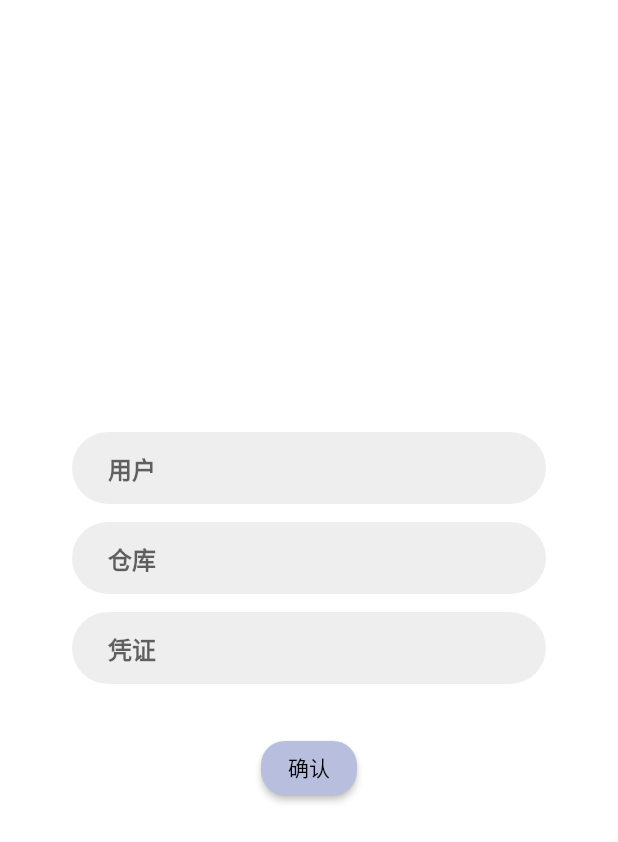
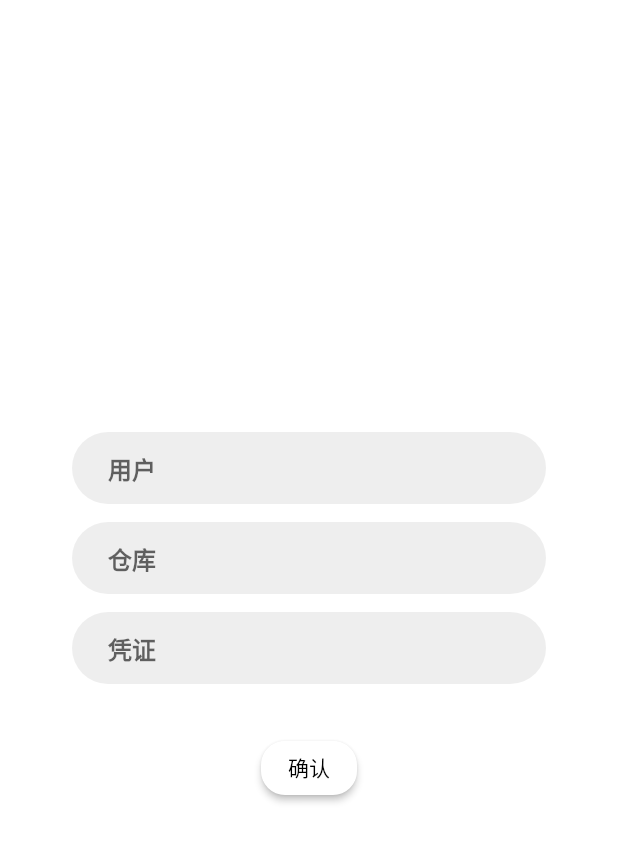
Before and after one commit to syk83528/cerise, a Flutter app: the screen it shows after launch, on a phone screen of 412 x 824 dp. Shown: the top 842 px of the screen. Run offline on Flutter 3.47's test engine with Material 2 defaults, Android fonts, the phone set to English and light mode, and no system bars; our stand-ins replace device_preview, extended_nested_scroll_view, flutter_easyloading, flutter_markdown, get, image_picker and 9 more; missing offline and left inert: dart_vlc, desktop_webview_window, fijkplayer, file_selector, file_selector_platform_interface, gesture_password_widget and 2 more.

Commit message:
Adjust primary color: bluePurple to white

```diff
--- a/lib/styles/color.dart
+++ b/lib/styles/color.dart
@@ -4,7 +4,7 @@ import 'package:flutter/material.dart';
 class ColorsX {
   ColorsX._();
 
-  static const primary = bluePurple;
+  static const primary = Colors.white;
 
   static const blue = Color(0xff2d91f3);
   static const blueHeight = Color(0xff5646ab);
@@ -25,7 +25,7 @@ class ColorsX {
   static const skin = Color(0xfff5dbd0);
   static const orange = Color(0xfffdce84);
   static const grey = Color(0xff9e9e9e);
-  static const greyLight = Color(0xffe0e0e0);
+  static const greyLight = Color(0xfff5f5f5);
   static const black = Color(0xff262626);
   static const blackLight = Color(0xff313131);
 
--- a/lib/styles/theme.dart
+++ b/lib/styles/theme.dart
@@ -8,7 +8,7 @@ class ThemeX {
   );
 
   static final _bottomNavigationBarTheme = BottomNavigationBarThemeData(
-    selectedItemColor: ColorsX.primary,
+    selectedItemColor: ColorsX.bluePurple,
     selectedLabelStyle: TextStyle(fontFamily: 'Girl'),
     unselectedLabelStyle: TextStyle(fontFamily: 'Girl'),
   );
@@ -26,6 +26,7 @@ class ThemeX {
     //   button: TextStyle(fontFamily: 'Girl'),
     // ),
     appBarTheme: AppBarTheme(
+      elevation: .4,
       titleTextStyle: TextStyle(
         color: Colors.black,
         fontSize: 20,
```
